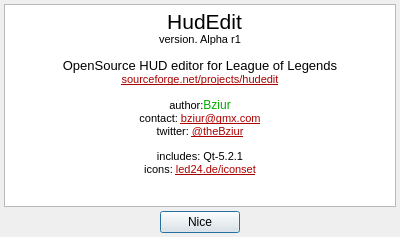
This is dialogs/about.ui in mibli/HudEdit as Qt 5 draws it before an edit. The edited form follows.
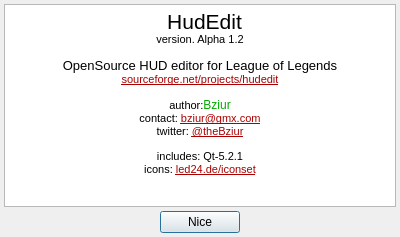
This is the edited form. Icons and pictures are not drawn.

Diff of the .ui file:
```diff
--- a/dialogs/about.ui
+++ b/dialogs/about.ui
@@ -43,7 +43,7 @@
 &lt;html&gt;&lt;head&gt;&lt;meta name=&quot;qrichtext&quot; content=&quot;1&quot; /&gt;&lt;style type=&quot;text/css&quot;&gt;
 p, li { white-space: pre-wrap; }
 &lt;/style&gt;&lt;/head&gt;&lt;body style=&quot; font-family:'MS Shell Dlg 2'; font-size:8.25pt; font-weight:400; font-style:normal;&quot;&gt;
-&lt;p align=&quot;center&quot; style=&quot; margin-top:0px; margin-bottom:0px; margin-left:0px; margin-right:0px; -qt-block-indent:0; text-indent:0px;&quot;&gt;&lt;img src=&quot;:/new/mainIcon/png23&quot; /&gt;&lt;span style=&quot; font-size:8pt;&quot;&gt;   &lt;/span&gt;&lt;span style=&quot; font-size:16pt;&quot;&gt;HudEdit&lt;br /&gt;&lt;/span&gt;&lt;span style=&quot; font-size:8pt;&quot;&gt;version. Alpha r1&lt;/span&gt;&lt;/p&gt;
+&lt;p align=&quot;center&quot; style=&quot; margin-top:0px; margin-bottom:0px; margin-left:0px; margin-right:0px; -qt-block-indent:0; text-indent:0px;&quot;&gt;&lt;img src=&quot;:/new/mainIcon/png23&quot; /&gt;&lt;span style=&quot; font-size:8pt;&quot;&gt;   &lt;/span&gt;&lt;span style=&quot; font-size:16pt;&quot;&gt;HudEdit&lt;br /&gt;&lt;/span&gt;&lt;span style=&quot; font-size:8pt;&quot;&gt;version. Alpha 1.2&lt;/span&gt;&lt;/p&gt;
 &lt;p align=&quot;center&quot; style=&quot; margin-top:12px; margin-bottom:12px; margin-left:0px; margin-right:0px; -qt-block-indent:0; text-indent:0px;&quot;&gt;&lt;span style=&quot; font-size:10pt;&quot;&gt;OpenSource HUD editor for League of Legends&lt;br /&gt;&lt;/span&gt;&lt;a href=&quot;https://sourceforge.net/projects/hudedit/&quot;&gt;&lt;span style=&quot; font-size:8pt; text-decoration: underline; color:#aa0000;&quot;&gt;sourceforge.net/projects/hudedit&lt;/span&gt;&lt;/a&gt;&lt;/p&gt;
 &lt;p align=&quot;center&quot; style=&quot; margin-top:12px; margin-bottom:12px; margin-left:0px; margin-right:0px; -qt-block-indent:0; text-indent:0px;&quot;&gt;&lt;span style=&quot; font-size:8pt;&quot;&gt;author:&lt;/span&gt;&lt;span style=&quot; font-size:9pt; color:#00aa00;&quot;&gt;Bziur&lt;br /&gt;&lt;/span&gt;&lt;span style=&quot; font-size:8pt;&quot;&gt;contact: &lt;/span&gt;&lt;a href=&quot;mailto://bziur@gmx.com&quot;&gt;&lt;span style=&quot; font-size:8pt; text-decoration: underline; color:#aa0000;&quot;&gt;bziur@gmx.com&lt;br /&gt;&lt;/span&gt;&lt;/a&gt;&lt;span style=&quot; font-size:8pt;&quot;&gt;twitter: &lt;/span&gt;&lt;a href=&quot;https://twitter.com/theBziur&quot;&gt;&lt;span style=&quot; font-size:8pt; text-decoration: underline; color:#aa0000;&quot;&gt;@theBziur&lt;/span&gt;&lt;/a&gt;&lt;/p&gt;
 &lt;p align=&quot;center&quot; style=&quot; margin-top:12px; margin-bottom:12px; margin-left:0px; margin-right:0px; -qt-block-indent:0; text-indent:0px;&quot;&gt;&lt;span style=&quot; font-size:8pt;&quot;&gt;includes: Qt-5.2.1&lt;br /&gt;icons: &lt;/span&gt;&lt;a href=&quot;http://led24.de/iconset/&quot;&gt;&lt;span style=&quot; font-size:8pt; text-decoration: underline; color:#aa0000;&quot;&gt;led24.de/iconset&lt;/span&gt;&lt;/a&gt;&lt;/p&gt;&lt;/body&gt;&lt;/html&gt;</string>
```
